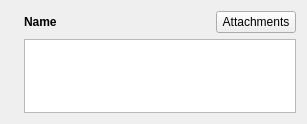
Qt form app/ui/smscontentitem.ui (pikazh/kdeconnect-windows) before a commit.
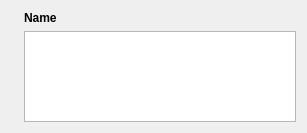
The same form after that commit. Custom widgets are drawn as their Qt base class.

What changed in the file:
```diff
--- a/app/ui/smscontentitem.ui
+++ b/app/ui/smscontentitem.ui
@@ -7,7 +7,7 @@
     <x>0</x>
     <y>0</y>
     <width>307</width>
-    <height>124</height>
+    <height>133</height>
    </rect>
   </property>
   <property name="sizePolicy">
@@ -76,13 +76,6 @@
         </property>
        </spacer>
       </item>
-      <item>
-       <widget class="QPushButton" name="attachmentButton">
-        <property name="text">
-         <string>Attachments</string>
-        </property>
-       </widget>
-      </item>
      </layout>
     </widget>
    </item>
@@ -115,16 +108,13 @@
     </widget>
    </item>
    <item row="1" column="1">
-    <widget class="QTextEdit" name="textEdit">
-     <property name="sizePolicy">
-      <sizepolicy hsizetype="Expanding" vsizetype="Preferred">
-       <horstretch>0</horstretch>
-       <verstretch>0</verstretch>
-      </sizepolicy>
-     </property>
+    <widget class="SmsTextBrowser" name="textBrowser">
      <property name="horizontalScrollBarPolicy">
       <enum>Qt::ScrollBarPolicy::ScrollBarAlwaysOff</enum>
      </property>
+     <property name="sizeAdjustPolicy">
+      <enum>QAbstractScrollArea::SizeAdjustPolicy::AdjustToContents</enum>
+     </property>
      <property name="undoRedoEnabled">
       <bool>false</bool>
      </property>
@@ -135,6 +125,13 @@
    </item>
   </layout>
  </widget>
+ <customwidgets>
+  <customwidget>
+   <class>SmsTextBrowser</class>
+   <extends>QTextBrowser</extends>
+   <header>smstextbrowser.h</header>
+  </customwidget>
+ </customwidgets>
  <resources/>
  <connections/>
 </ui>
```
Left out of the diff: 3 changed lines with no effect on the pictures.
